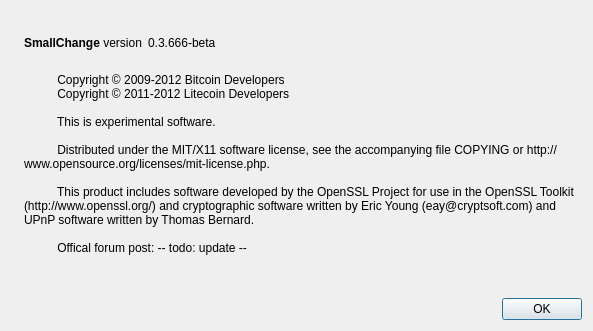
nazigold/nazigold, file src/qt/forms/aboutdialog.ui: the form before one commit.
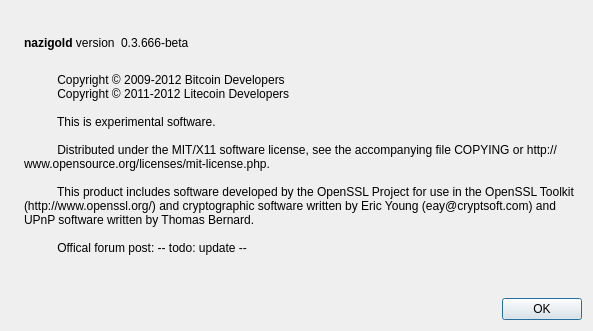
The form after the commit. Icons and pictures are not drawn.

Diff of the .ui file:
```diff
--- a/src/qt/forms/aboutdialog.ui
+++ b/src/qt/forms/aboutdialog.ui
@@ -50,7 +50,7 @@
           <cursorShape>IBeamCursor</cursorShape>
          </property>
          <property name="text">
-          <string>&lt;b&gt;SmallChange&lt;/b&gt; version</string>
+          <string>&lt;b&gt;nazigold&lt;/b&gt; version</string>
          </property>
          <property name="textInteractionFlags">
           <set>Qt::LinksAccessibleByMouse|Qt::TextSelectableByKeyboard|Qt::TextSelectableByMouse</set>
```
Left out of the diff: 2 changed lines with no effect on the pictures.
